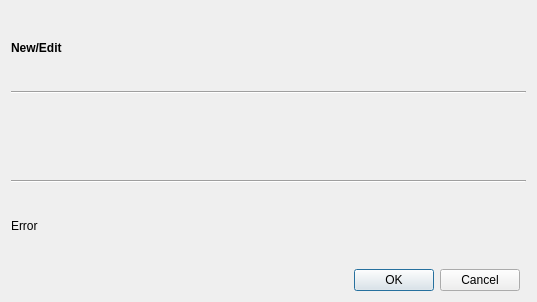
The window that src/Gui/Plugins/Stream/GUI_ConfigureStation.ui (Inferno214221/sayonara-player) describes before a commit, drawn with Qt 5.
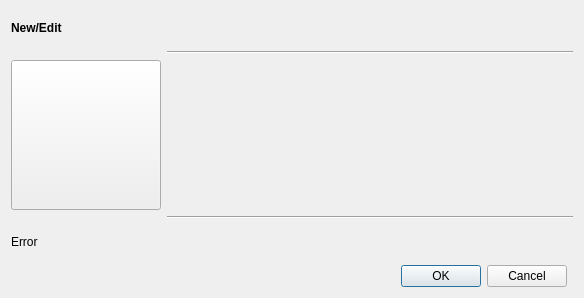
The same window after the commit. Custom widgets are drawn as their Qt base class.

Commit message: refactor station searcher

What changed in the file:
```diff
--- a/src/Gui/Plugins/Stream/GUI_ConfigureStation.ui
+++ b/src/Gui/Plugins/Stream/GUI_ConfigureStation.ui
@@ -6,24 +6,48 @@
    <rect>
     <x>0</x>
     <y>0</y>
-    <width>537</width>
-    <height>302</height>
+    <width>584</width>
+    <height>298</height>
    </rect>
   </property>
   <layout class="QGridLayout" name="gridLayout">
-   <item row="5" column="0">
+   <item row="5" column="1">
     <widget class="QDialogButtonBox" name="buttonBox">
      <property name="standardButtons">
       <set>QDialogButtonBox::Cancel|QDialogButtonBox::Ok</set>
      </property>
     </widget>
    </item>
-   <item row="2" column="0" colspan="2">
+   <item row="2" column="1" colspan="2">
     <widget class="QWidget" name="configWidget" native="true">
      <layout class="QGridLayout" name="gridLayout_2"/>
     </widget>
    </item>
-   <item row="0" column="0">
+   <item row="1" column="1" colspan="2">
+    <widget class="Line" name="line">
+     <property name="orientation">
+      <enum>Qt::Horizontal</enum>
+     </property>
+    </widget>
+   </item>
+   <item row="3" column="1" colspan="2">
+    <widget class="Line" name="line_2">
+     <property name="orientation">
+      <enum>Qt::Horizontal</enum>
+     </property>
+    </widget>
+   </item>
+   <item row="2" column="0">
+    <widget class="Gui::CoverButton" name="pushButton">
+     <property name="minimumSize">
+      <size>
+       <width>150</width>
+       <height>150</height>
+      </size>
+     </property>
+    </widget>
+   </item>
+   <item row="0" column="0" colspan="2">
     <widget class="QLabel" name="labHeader">
      <property name="font">
       <font>
@@ -36,29 +60,22 @@
      </property>
     </widget>
    </item>
-   <item row="4" column="0" colspan="2">
+   <item row="4" column="0" colspan="3">
     <widget class="QLabel" name="labError">
      <property name="text">
       <string notr="true">Error</string>
      </property>
     </widget>
    </item>
-   <item row="3" column="0" colspan="2">
-    <widget class="Line" name="line_2">
-     <property name="orientation">
-      <enum>Qt::Horizontal</enum>
-     </property>
-    </widget>
-   </item>
-   <item row="1" column="0" colspan="2">
-    <widget class="Line" name="line">
-     <property name="orientation">
-      <enum>Qt::Horizontal</enum>
-     </property>
-    </widget>
-   </item>
   </layout>
  </widget>
+ <customwidgets>
+  <customwidget>
+   <class>Gui::CoverButton</class>
+   <extends>QPushButton</extends>
+   <header>Gui/Covers/CoverButton.h</header>
+  </customwidget>
+ </customwidgets>
  <resources/>
  <connections/>
 </ui>
```
The commit also changes 6 other files.
